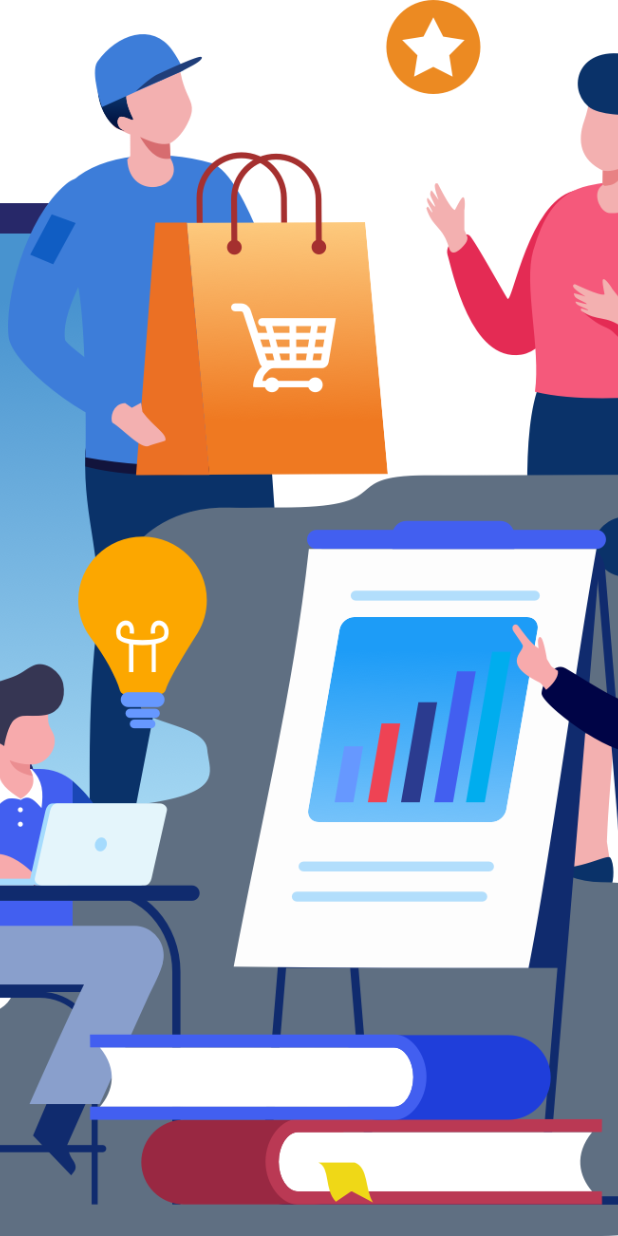
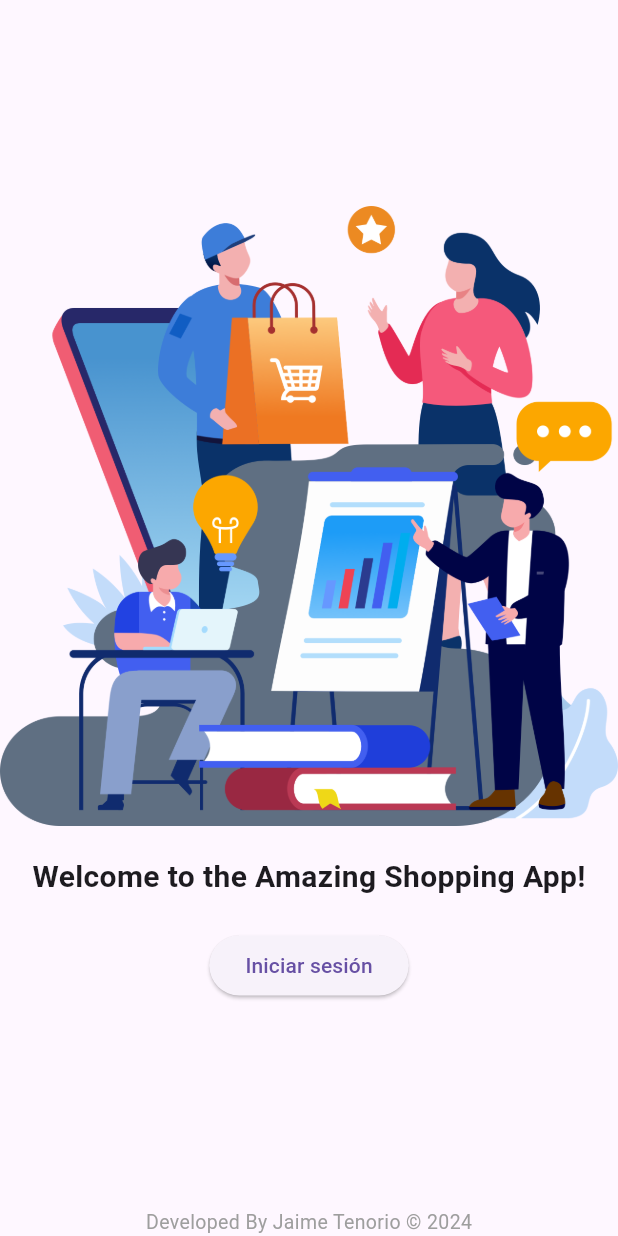
Before and after one commit to Sebastian298/amazing_shopping, a Flutter app: the screen it shows after launch, on a phone screen of 412 x 824 dp. Run offline on Flutter 3.47's test engine with Material 3 defaults, Android fonts, the phone set to English and light mode, and no system bars; our stand-ins replace go_router.

Commit message:
log in screen layout finish

```diff
--- a/lib/presentation/screens/logIn/log_in_screen.dart
+++ b/lib/presentation/screens/logIn/log_in_screen.dart
@@ -6,9 +6,41 @@ class LogInScreen extends StatelessWidget {
 
   @override
   Widget build(BuildContext context) {
-    return Image.asset(
-      'assets/images/log_in_img.png',
-      fit: BoxFit.cover,
+    final currentYear = DateTime.now().year;
+    return Scaffold(
+      body: Column(
+        mainAxisAlignment: MainAxisAlignment.center,
+        children: [
+          Expanded(
+            child: Column(
+              mainAxisAlignment: MainAxisAlignment.center,
+              children: [
+                Image.asset('assets/images/log_in_img.png', fit: BoxFit.cover),
+                const SizedBox(height: 20),
+                const Text(
+                  'Welcome to the Amazing Shopping App!',
+                  style: TextStyle(
+                    fontSize: 20,
+                    fontWeight: FontWeight.bold,
+                  ),
+                ),
+                const SizedBox(height: 20),
+                ElevatedButton(
+                  onPressed: () {},
+                  child: const Text('Iniciar sesión'),
+                ),
+              ],
+            ),
+          ),
+          Text(
+            'Developed By Jaime Tenorio © $currentYear',
+            style: const TextStyle(
+              fontSize: 13,
+              color: Colors.grey,
+            ),
+          ),
+        ],
+      ),
     );
   }
 }
```
